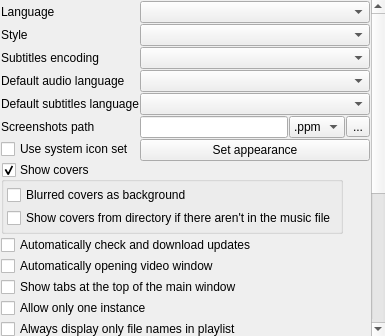
This is src/gui/Ui/SettingsGeneral.ui in zaps166/QMPlay2 as Qt 5 draws it before an edit. The edited form follows.
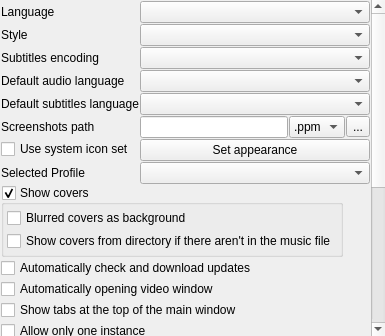
This is the edited form.

Commit message: Add selector to Widget

What changed in the file:
```diff
--- a/src/gui/Ui/SettingsGeneral.ui
+++ b/src/gui/Ui/SettingsGeneral.ui
@@ -190,6 +190,16 @@
            </property>
           </widget>
          </item>
+         <item row="7" column="0">
+          <widget class="QLabel" name="profileL">
+           <property name="text">
+            <string>Selected Profile</string>
+           </property>
+          </widget>
+         </item>
+         <item row="7" column="1">
+          <widget class="QComboBox" name="profileB"/>
+         </item>
         </layout>
        </item>
        <item row="2" column="0">
```
The commit also changes 3 other files.
